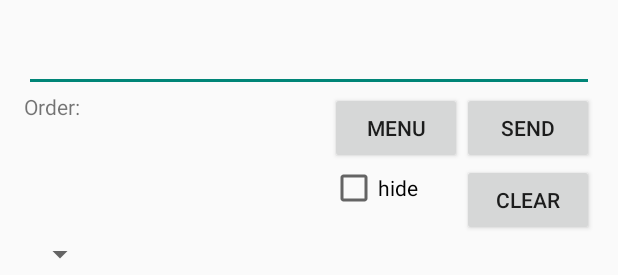
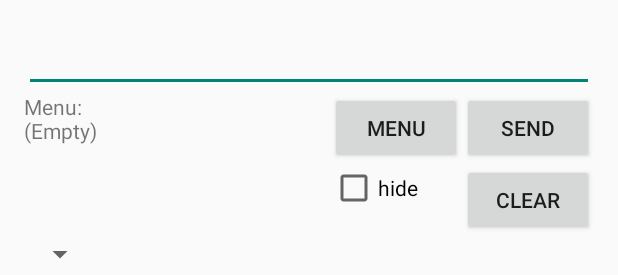
Before and after one commit to Morris-Chen/OrderingSystem, an Android app: the layout activity_main.xml on its own in the app's theme, with its tools: preview values and no code run, on a phone screen of 412 x 824 dp. Shown: the top 275 px of the screen. Run offline under Robolectric (Android 15) with nearby library versions, the phone set to English and light mode, and no system bars.

```diff
--- a/app/src/main/res/layout/activity_main.xml
+++ b/app/src/main/res/layout/activity_main.xml
@@ -41,13 +41,17 @@
         android:layout_alignLeft="@+id/button3"
         android:layout_alignStart="@+id/button3" />
 
-    <ListView
+    <TextView
         android:layout_width="wrap_content"
         android:layout_height="wrap_content"
-        android:id="@+id/logView"
-        android:layout_below="@+id/imageView"
+        android:id="@+id/textView5"
+        android:layout_alignBottom="@+id/button2"
         android:layout_alignParentLeft="true"
-        android:layout_alignParentStart="true" />
+        android:layout_alignParentStart="true"
+        android:layout_toLeftOf="@+id/button3"
+        android:layout_toStartOf="@+id/button3"
+        android:layout_below="@+id/editText"
+        android:text="Menu:\n(Empty)" />
 
     <Button
         android:layout_width="wrap_content"
@@ -59,17 +63,13 @@
         android:layout_toStartOf="@+id/button"
         android:onClick="goToMenu" />
 
-    <TextView
+    <ListView
         android:layout_width="wrap_content"
         android:layout_height="wrap_content"
-        android:id="@+id/textView5"
-        android:layout_alignBottom="@+id/button2"
+        android:id="@+id/logView"
+        android:layout_below="@+id/imageView"
         android:layout_alignParentLeft="true"
-        android:layout_alignParentStart="true"
-        android:layout_toLeftOf="@+id/button3"
-        android:layout_toStartOf="@+id/button3"
-        android:layout_below="@+id/editText"
-        android:text="Order:" />
+        android:layout_alignParentStart="true" />
 
     <Spinner
         android:layout_width="wrap_content"
```
Also changed, not shown: app/src/main/java/tw/dudou/orderingsystem/MainActivity.java (+11 -2 lines), app/src/main/java/tw/dudou/orderingsystem/Utils.java (+8 -1 lines).
